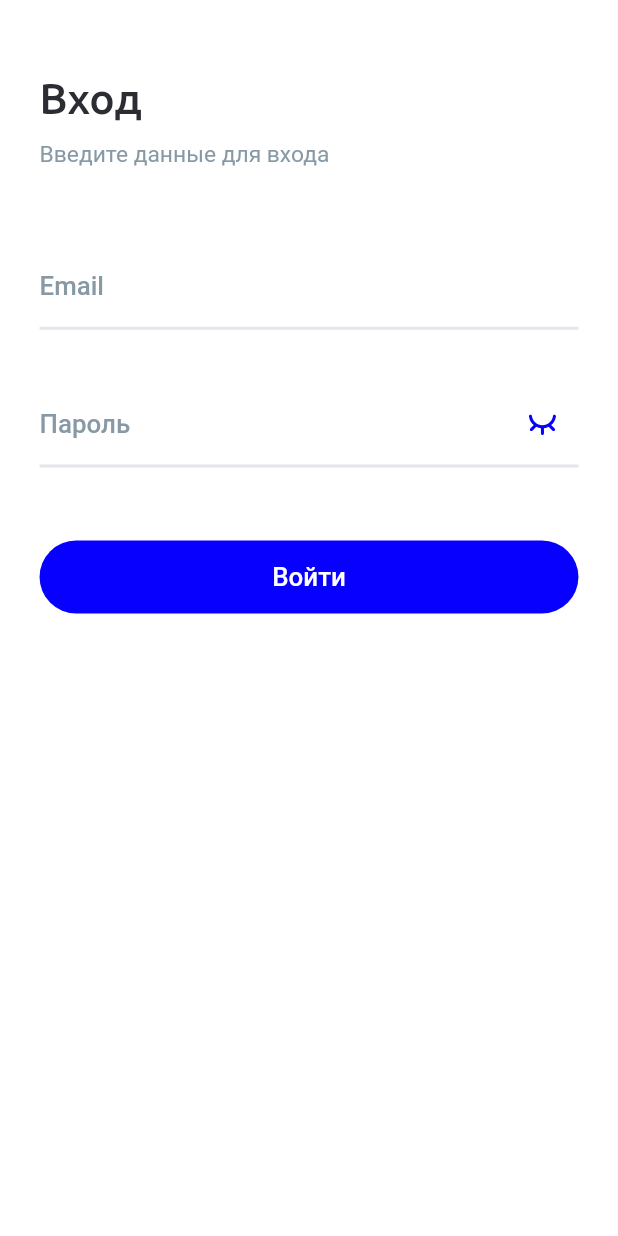
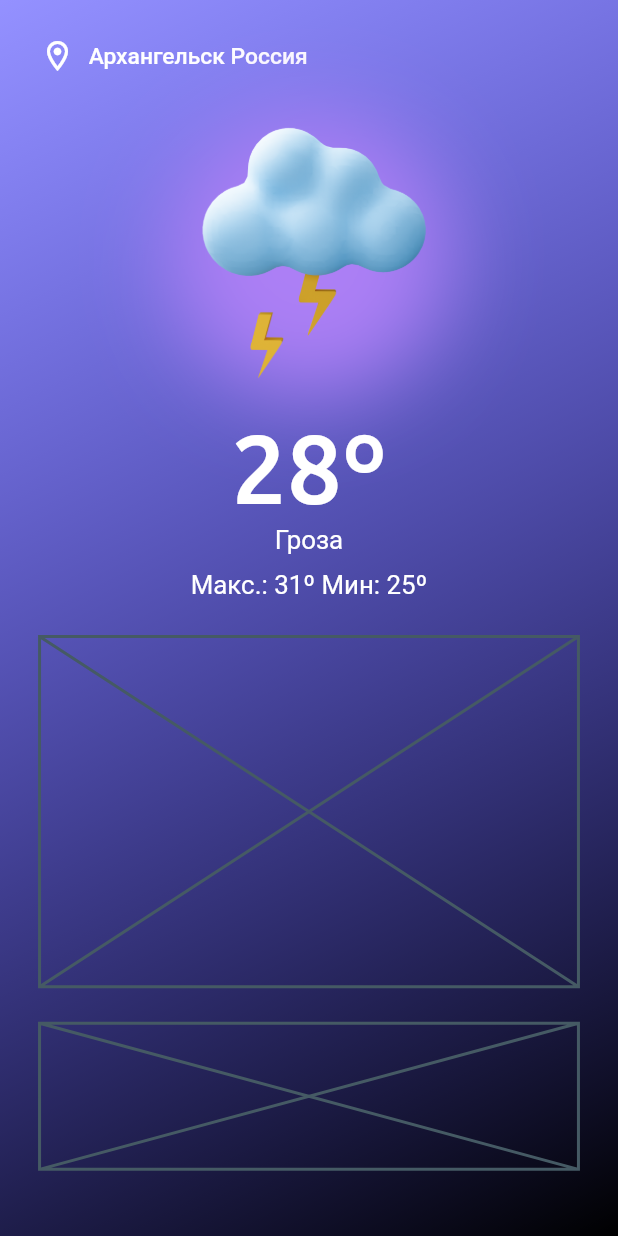
Before and after one commit to Samir-Sattarov/weather-app, a Flutter app: the screen it shows after launch, on a phone screen of 412 x 824 dp. Run offline on Flutter 3.47's test engine with Material 2 defaults, Android fonts, the phone set to English and light mode, and no system bars; our stand-ins replace another_flushbar, dartz, easy_localization, equatable, firebase_core, flutter_bloc and 5 more; accounts and stored records are empty; project files that could hold a hidden picture were left out.

Commit message:
Home screen started

```diff
--- a/assets/translations/en.json
+++ b/assets/translations/en.json
@@ -1,12 +1,12 @@
 {
-  "enter" : "Вход",
-  "enterDataForLogin" : "Введите данные для входа ",
-  "password" : "Пароль",
-  "login" : "Войти",
+  "enter" : "Enter",
+  "enterDataForLogin" : "Enter data for login",
+  "password" : "Passowrd",
+  "login" : "Login",
   "weatherService" : "Weather service",
   "dawnIsComing" : "dawn is coming soon",
-  "data" : "data",
-  "data" : "data",
+  "max" : "Max",
+  "min" : "Min",
   "data" : "data",
   "data" : "data",
   "data" : "data",
--- a/assets/translations/ru.json
+++ b/assets/translations/ru.json
@@ -1,3 +1,16 @@
 {
+  "enter" : "Вход",
+  "enterDataForLogin" : "Введите данные для входа ",
+  "password" : "Пароль",
+  "login" : "Войти",
+  "weatherService" : "Weather service",
+  "dawnIsComing" : "dawn is coming soon",
+  "max" : "Макс",
+  "min" : "Мин",
+  "data" : "data",
+  "data" : "data",
+  "data" : "data",
+  "data" : "data",
+  "data" : "data",
   "data" : "data"
 }
--- /dev/null
+++ b/lib/features/main/presensation/screens/home_screen.dart
@@ -0,0 +1,132 @@
+import 'package:easy_localization/easy_localization.dart';
+import 'package:flutter/material.dart';
+import 'package:flutter_screenutil/flutter_screenutil.dart';
+
+import '../../../../core/utils/app_colors.dart';
+import '../../../../core/utils/assets.dart';
+
+class HomeScreen extends StatefulWidget {
+  static route() => MaterialPageRoute(builder: (context) => const HomeScreen());
+
+  const HomeScreen({Key? key}) : super(key: key);
+
+  @override
+  State<HomeScreen> createState() => _HomeScreenState();
+}
+
+class _HomeScreenState extends State<HomeScreen> {
+  final temp = 28;
+  final type = "Гроза";
+  final max = 31;
+  final min = 25;
+  @override
+  Widget build(BuildContext context) {
+    return Scaffold(
+      body: Container(
+        width: MediaQuery.of(context).size.width,
+        decoration: BoxDecoration(
+          gradient: AppColors.mainScreenBackgroundGradient,
+        ),
+        child: SafeArea(
+          child: Padding(
+            padding: EdgeInsets.symmetric(horizontal: 24.w),
+            child: Column(
+              mainAxisSize: MainAxisSize.max,
+              children: [
+                SizedBox(height: 25.h),
+                _locationSelection("Архангельск Россия"),
+                SizedBox(height: 25.h),
+                Stack(
+                  alignment: Alignment.center,
+                  children: [
+                    Container(
+                      decoration: const BoxDecoration(
+                        borderRadius: BorderRadius.all(Radius.circular(100)),
+                        boxShadow: [
+                          BoxShadow(
+                            color: Color(0xffAC7FF5),
+                            blurRadius: 50,
+                          )
+                        ],
+                      ),
+                      child: const SizedBox(
+                        height: 190,
+                        width: 190,
+                      ),
+                    ),
+                    SizedBox(
+                      height: 180.h,
+                      width: 180.h,
+                      child: Image.asset(
+                        Assets.tBigCloudLight,
+                        fit: BoxFit.contain,
+                      ),
+                    ),
+                  ],
+                ),
+                SizedBox(height: 10.h),
+                Text(
+                  "$tempº",
+                  style: TextStyle(
+                    fontSize: 64.sp,
+                    fontWeight: FontWeight.w500,
+                    color: Colors.white,
+                    fontFamily: "Ubuntu",
+                  ),
+                ),
+                Text(
+                  type,
+                  style: TextStyle(
+                    fontSize: 17.sp,
+                    color: Colors.white,
+                    fontFamily: "Roboto",
+                  ),
+                ),
+                SizedBox(height: 10.h),
+                Text(
+                  "${'max'.tr()}.: $maxº ${'min'.tr()}: $minº",
+                  style: TextStyle(
+                    fontSize: 17.sp,
+                    color: Colors.white,
+                    fontFamily: "Roboto",
+                  ),
+                ),
+                SizedBox(height: 24.h),
+                SizedBox(
+                  height: 230.h,
+                  child: const Placeholder(),
+                ),
+                SizedBox(height: 24.h),
+                SizedBox(
+                  height: 96.h,
+                  child: const Placeholder(),
+                ),
+              ],
+            ),
+          ),
+        ),
+      ),
+    );
+  }
+
+  _locationSelection(String location) {
+    return Row(
+      children: <Widget>[
+        const Icon(
+          Icons.location_on_outlined,
+          color: Colors.white,
+        ),
+        SizedBox(width: 8.w),
+        Text(
+          location,
+          style: TextStyle(
+            fontSize: 15.sp,
+            fontWeight: FontWeight.w500,
+            color: Colors.white,
+            fontFamily: "Roboto",
+          ),
+        )
+      ],
+    );
+  }
+}
--- a/lib/internal/application.dart
+++ b/lib/internal/application.dart
@@ -6,6 +6,7 @@ import 'package:flutter_screenutil/flutter_screenutil.dart';
 import '../features/auth/presentation/cubit/auth/auth_cubit.dart';
 import '../features/auth/presentation/cubit/login_cubit.dart';
 import '../features/auth/presentation/screens/on_boarding_screen.dart';
+import '../features/main/presensation/screens/home_screen.dart';
 import '../locator/locator.dart';
 
 class Application extends StatefulWidget {
@@ -56,9 +57,9 @@ class _ApplicationState extends State<Application> {
           builder: (context, state) {
             print("Auth state $state");
             if (state is UserIsNotLoggedIn) {
-              return const OnBoardingScreen();
+              return const HomeScreen();
             } else if (state is UserIsLoggedIn) {
-              return const OnBoardingScreen();
+              return const HomeScreen();
             }
             return const Center(
               child: CircularProgressIndicator(),
--- a/lib/main.dart
+++ b/lib/main.dart
@@ -24,11 +24,11 @@ void main() async {
   runApp(
     EasyLocalization(
       supportedLocales: const [
-        // Locale('ru'),
-        Locale('en'),
+        Locale('ru'),
+        // Locale('en'),
       ],
       path: 'assets/translations',
-      fallbackLocale: const Locale('en'),
+      fallbackLocale: const Locale('ru'),
       child: const Application(),
     ),
   );
```
